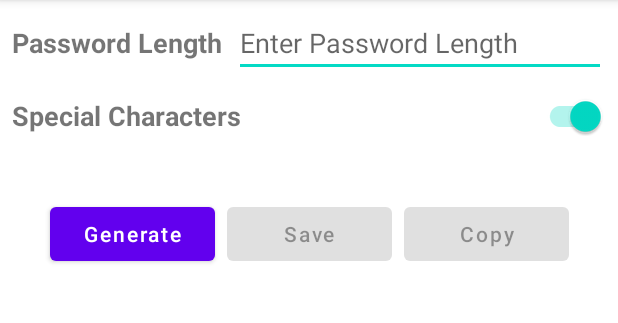
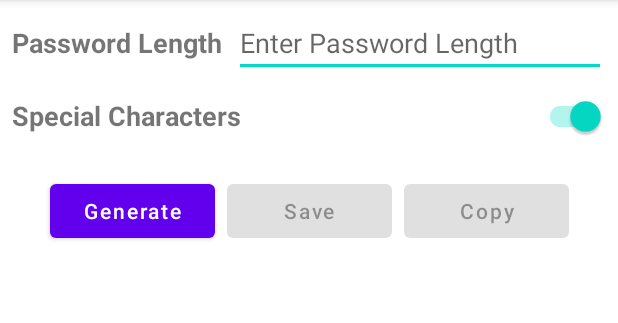
Before and after one commit to ShoaibAkhtar-Blue/password-generator, an Android app: the screen it shows after launch (MainActivity), on a phone screen of 412 x 824 dp, the part 84-407 px from its top. Run offline under Robolectric (Android 15) with nearby library versions, the phone set to English and light mode, and no system bars.

Commit message:
The layout of the MainActivity is adjusted.

```diff
--- a/app/src/main/res/layout/activity_main.xml
+++ b/app/src/main/res/layout/activity_main.xml
@@ -140,18 +140,18 @@
         android:id="@+id/guideline"
         android:layout_width="wrap_content"
         android:layout_height="wrap_content"
-        android:layout_marginTop="124dp"
+        android:layout_marginTop="109dp"
         android:orientation="horizontal"
-        app:layout_constraintGuide_begin="124dp"
+        app:layout_constraintGuide_begin="109dp"
         app:layout_constraintTop_toTopOf="parent" />
 
     <androidx.constraintlayout.widget.Guideline
         android:id="@+id/guideline2"
         android:layout_width="wrap_content"
         android:layout_height="wrap_content"
-        android:layout_marginTop="207dp"
+        android:layout_marginTop="188dp"
         android:orientation="horizontal"
-        app:layout_constraintGuide_begin="207dp"
+        app:layout_constraintGuide_begin="188dp"
         app:layout_constraintTop_toTopOf="parent" />
 
 </androidx.constraintlayout.widget.ConstraintLayout>
```
